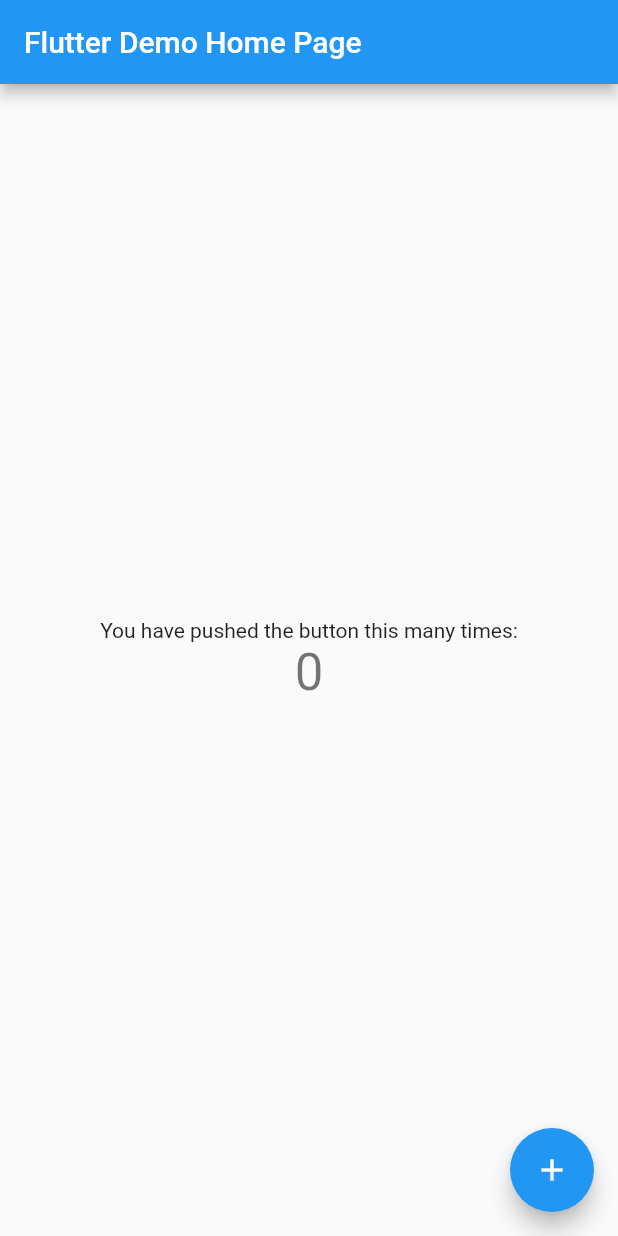
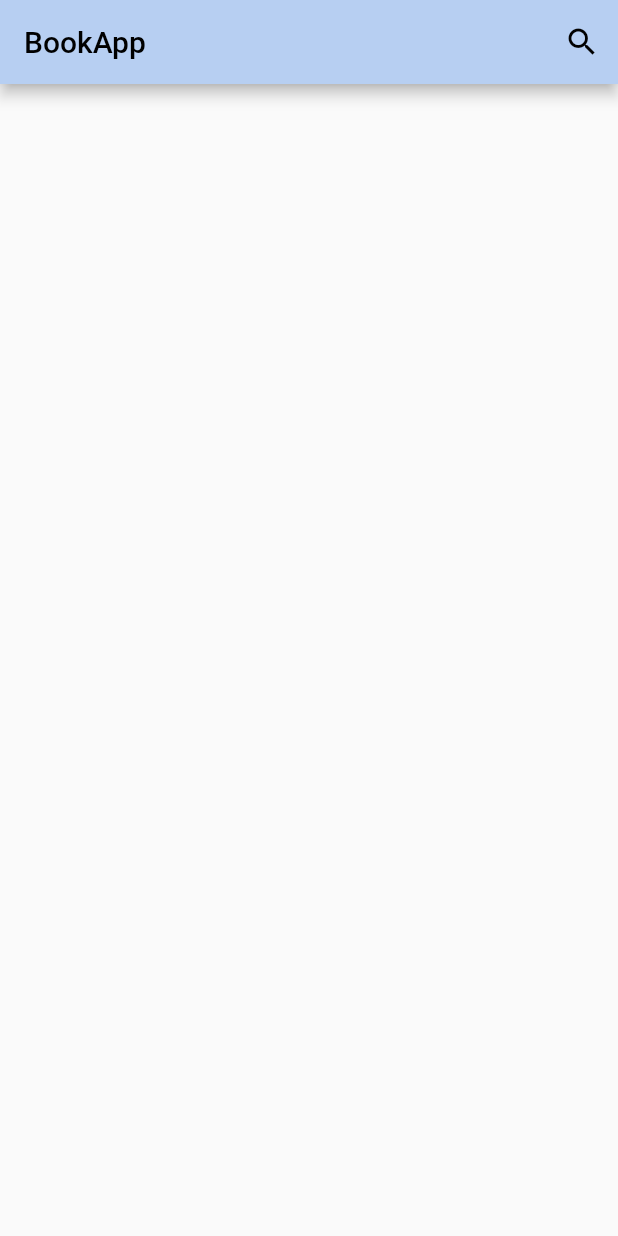
Before and after one commit to MCDiYae/book-app-ui, a Flutter app: the screen it shows after launch, on a phone screen of 412 x 824 dp. Run offline on Flutter 3.47's test engine with Material 2 defaults, Android fonts, the phone set to English and light mode, and no system bars.

Commit message:
second commit

```diff
--- a/lib/main.dart
+++ b/lib/main.dart
@@ -1,3 +1,4 @@
+import 'package:bookappui/presentation/pagese/homepage.dart';
 import 'package:flutter/material.dart';
 
 void main() {
@@ -11,6 +12,7 @@
   @override
   Widget build(BuildContext context) {
     return MaterialApp(
+
       title: 'Flutter Demo',
       theme: ThemeData(
         // This is the theme of your application.
@@ -23,93 +25,8 @@
         // Notice that the counter didn't reset back to zero; the application
         // is not restarted.
         primarySwatch: Colors.blue,
-      ),
-      home: const MyHomePage(title: 'Flutter Demo Home Page'),
+              ),
+      home: const MyHomePage(),
     );
   }
 }
-
-class MyHomePage extends StatefulWidget {
-  const MyHomePage({super.key, required this.title});
-
-  // This widget is the home page of your application. It is stateful, meaning
-  // that it has a State object (defined below) that contains fields that affect
-  // how it looks.
-
-  // This class is the configuration for the state. It holds the values (in this
-  // case the title) provided by the parent (in this case the App widget) and
-  // used by the build method of the State. Fields in a Widget subclass are
-  // always marked "final".
-
-  final String title;
-
-  @override
-  State<MyHomePage> createState() => _MyHomePageState();
-}
-
-class _MyHomePageState extends State<MyHomePage> {
-  int _counter = 0;
-
-  void _incrementCounter() {
-    setState(() {
-      // This call to setState tells the Flutter framework that something has
-      // changed in this State, which causes it to rerun the build method below
-      // so that the display can reflect the updated values. If we changed
-      // _counter without calling setState(), then the build method would not be
-      // called again, and so nothing would appear to happen.
-      _counter++;
-    });
-  }
-
-  @override
-  Widget build(BuildContext context) {
-    // This method is rerun every time setState is called, for instance as done
-    // by the _incrementCounter method above.
-    //
-    // The Flutter framework has been optimized to make rerunning build methods
-    // fast, so that you can just rebuild anything that needs updating rather
-    // than having to individually change instances of widgets.
-    return Scaffold(
-      appBar: AppBar(
-        // Here we take the value from the MyHomePage object that was created by
-        // the App.build method, and use it to set our appbar title.
-        title: Text(widget.title),
-      ),
-      body: Center(
-        // Center is a layout widget. It takes a single child and positions it
-        // in the middle of the parent.
-        child: Column(
-          // Column is also a layout widget. It takes a list of children and
-          // arranges them vertically. By default, it sizes itself to fit its
-          // children horizontally, and tries to be as tall as its parent.
-          //
-          // Invoke "debug painting" (press "p" in the console, choose the
-          // "Toggle Debug Paint" action from the Flutter Inspector in Android
-          // Studio, or the "Toggle Debug Paint" command in Visual Studio Code)
-          // to see the wireframe for each widget.
-          //
-          // Column has various properties to control how it sizes itself and
-          // how it positions its children. Here we use mainAxisAlignment to
-          // center the children vertically; the main axis here is the vertical
-          // axis because Columns are vertical (the cross axis would be
-          // horizontal).
-          mainAxisAlignment: MainAxisAlignment.center,
-          children: <Widget>[
-            const Text(
-              'You have pushed the button this many times:',
-            ),
-            Text(
-              '$_counter',
-              style: Theme.of(context).textTheme.headlineMedium,
-            ),
-          ],
-        ),
-      ),
-      floatingActionButton: FloatingActionButton(
-        onPressed: _incrementCounter,
-        tooltip: 'Increment',
-        child: const Icon(Icons.add),
-      ), // This trailing comma makes auto-formatting nicer for build methods.
-    );
-  }
-}
--- /dev/null
+++ b/lib/presentation/pagese/homepage.dart
@@ -0,0 +1,41 @@
+import 'package:bookappui/presentation/widget/constant.dart';
+import 'package:flutter/material.dart';
+
+class MyHomePage extends StatelessWidget {
+  const MyHomePage({super.key});
+
+  @override
+  Widget build(BuildContext context) {
+    return const  MaterialApp(
+      debugShowCheckedModeBanner: false,
+      home:AppBarHome() ,
+    );
+  }
+}
+
+class AppBarHome extends StatelessWidget {
+  const AppBarHome({super.key});
+
+
+
+  @override
+  Widget build(BuildContext context) {
+    return Scaffold(
+      appBar: AppBar(
+        title: const Text(
+          'BookApp',
+          style: TextStyle(color: colorWriting),
+        ),
+        backgroundColor: primaryColor,
+        actions: [
+          IconButton(
+              onPressed: () {},
+              icon: const Icon(
+                Icons.search,
+                color: colorWriting,
+              ))
+        ],
+      ),
+    );
+  }
+}
--- /dev/null
+++ b/lib/presentation/widget/constant.dart
@@ -0,0 +1,6 @@
+import 'package:flutter/material.dart';
+
+const Color primaryColor =Color(0xFFB7CFF2);
+const Color primaryColor1 =Color(0xFF0D4375);
+const Color backgroundColor =Color(0xFFEDF4FB);
+const Color colorWriting =Colors.black;
--- a/pubspec.yaml
+++ b/pubspec.yaml
@@ -35,6 +35,7 @@
   # The following adds the Cupertino Icons font to your application.
   # Use with the CupertinoIcons class for iOS style icons.
   cupertino_icons: ^1.0.2
+  flutter_bloc: ^8.0.0
 
 dev_dependencies:
   flutter_test:
```
Also changed, not shown: lib/presentation/pagese/bookpage.dart (added), lib/presentation/pagese/categorypage.dart (added), pubspec.lock.
